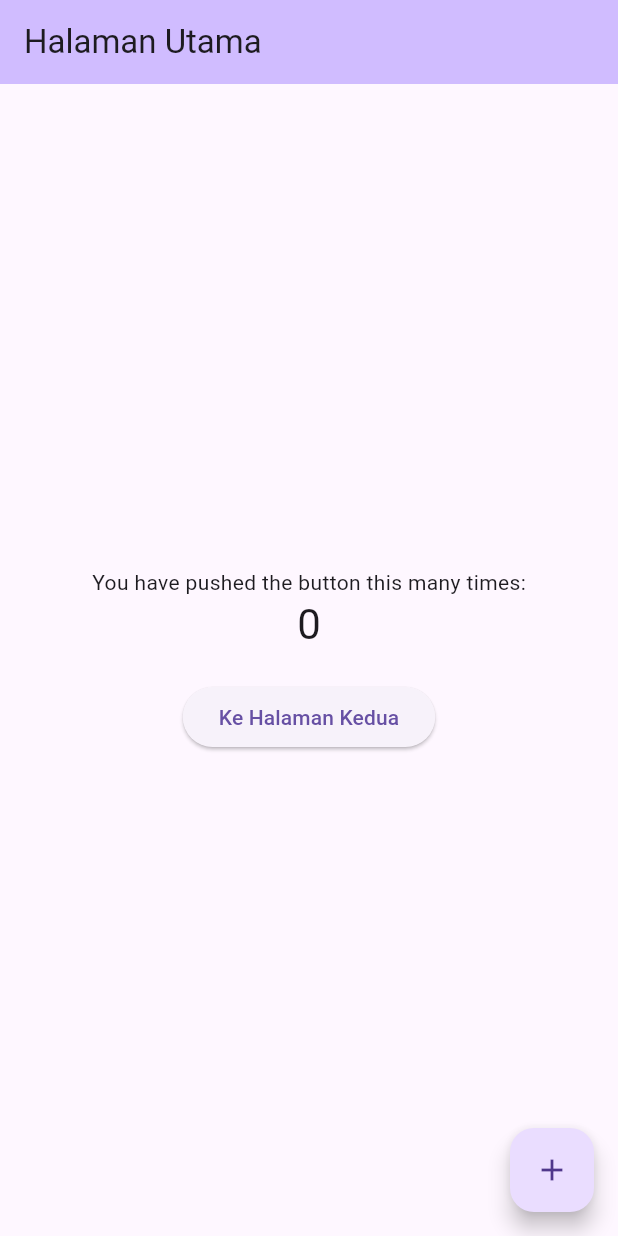
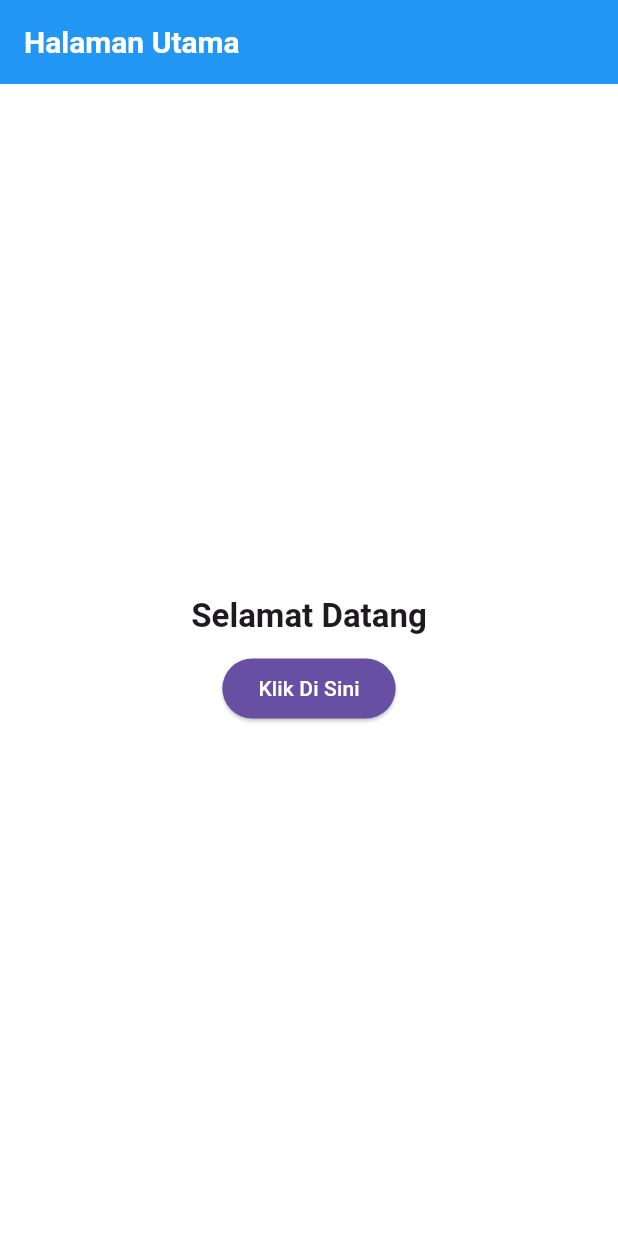
Before and after one commit to dzakimutammadien/belajarflutter, a Flutter app: the screen it shows after launch, on a phone screen of 412 x 824 dp. Run offline on Flutter 3.47's test engine with Material 3 defaults, Android fonts, the phone set to English and light mode, and no system bars.

Commit message:
menerapkan tema gelobal fan tema pada wiget

```diff
--- a/lib/home_page.dart
+++ b/lib/home_page.dart
@@ -6,9 +6,28 @@ class HomePage extends StatelessWidget {
   @override
   Widget build(BuildContext context) {
     return Scaffold(
-      appBar: AppBar(title: const Text('Halaman Utama')),
-      body: const Center(
-        child: Text('Halo, Selamat Datang di Flutter!'),
+      appBar: AppBar(
+        title: const Text('Halaman Utama'),
+      ),
+      body: Center(
+        child: Column(
+          mainAxisAlignment: MainAxisAlignment.center,
+          children: [
+            Text(
+              'Selamat Datang',
+              style: Theme.of(context).textTheme.titleLarge,
+            ),
+            const SizedBox(height: 10),
+            ElevatedButton(
+              style: ElevatedButton.styleFrom(
+                backgroundColor: Theme.of(context).primaryColor,
+                foregroundColor: Colors.white,
+              ),
+              onPressed: () {},
+              child: const Text('Klik Di Sini'),
+            ),
+          ],
+        ),
       ),
     );
   }
--- a/lib/main.dart
+++ b/lib/main.dart
@@ -1,5 +1,5 @@
 import 'package:flutter/material.dart';
-import 'second_page.dart';
+import 'home_page.dart';
 
 void main() {
   runApp(const MyApp());
@@ -10,63 +10,22 @@ class MyApp extends StatelessWidget {
 
   @override
   Widget build(BuildContext context) {
-    return const MaterialApp(
-      home: HomePage(),
+    return MaterialApp(
+      title: 'Aplikasi Flutter',
+      theme: ThemeData(
+        primarySwatch: Colors.blue, // Warna utama aplikasi
+        scaffoldBackgroundColor: Colors.white, // Warna latar belakang Scaffold
+        fontFamily: 'Roboto', // Font global
+        textTheme: const TextTheme(
+          bodyLarge: TextStyle(fontSize: 18.0, color: Colors.black87),
+          titleLarge: TextStyle(fontSize: 22.0, fontWeight: FontWeight.bold),
+        ),
+        appBarTheme: const AppBarTheme(
+          color: Colors.blue, // Warna app bar
+          titleTextStyle: TextStyle(fontSize: 20, fontWeight: FontWeight.bold),
+        ),
+      ),
+      home: const HomePage(),
     );
   }
 }
-
-// StatefulWidget untuk halaman pertama
-class HomePage extends StatefulWidget {
-  const HomePage({super.key});
-
-  @override
-  State<HomePage> createState() => HomePageState();
-}
-
-class HomePageState extends State<HomePage> {
-  int _counter = 0;
-
-  void _incrementCounter() {
-    setState(() {
-      _counter++;
-    });
-  }
-
-  @override
-  Widget build(BuildContext context) {
-    return Scaffold(
-      appBar: AppBar(
-        title: const Text('Halaman Utama'),
-        backgroundColor: Theme.of(context).colorScheme.inversePrimary,
-      ),
-      body: Center(
-        child: Column(
-          mainAxisAlignment: MainAxisAlignment.center,
-          children: <Widget>[
-            const Text('You have pushed the button this many times:'),
-            Text(
-              '$_counter',
-              style: Theme.of(context).textTheme.headlineMedium,
-            ),
-            const SizedBox(height: 20),
-            ElevatedButton(
-              child: const Text('Ke Halaman Kedua'),
-              onPressed: () {
-                Navigator.push(
-                  context,
-                  MaterialPageRoute(builder: (context) => const SecondPage()),
-                );
-              },
-            ),
-          ],
-        ),
-      ),
-      floatingActionButton: FloatingActionButton(
-        onPressed: _incrementCounter,
-        tooltip: 'Increment',
-        child: const Icon(Icons.add),
-      ),
-    );
-  }
-}
```
